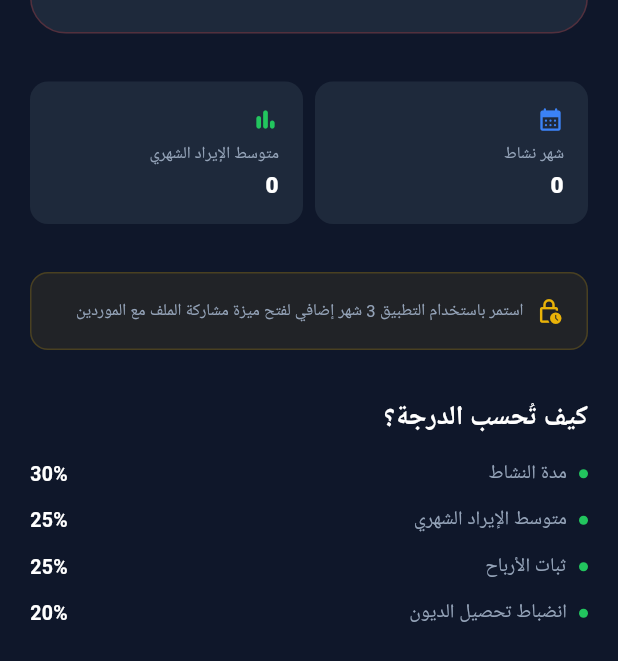
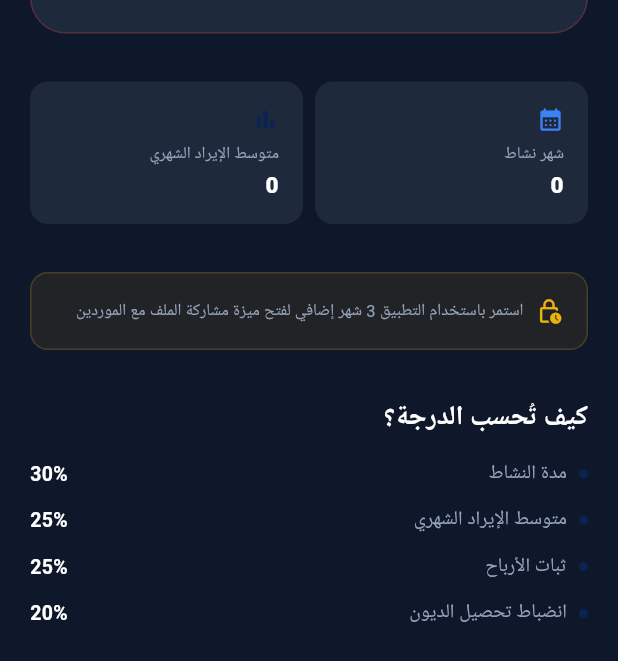
Before and after one commit to usingn50/hisab-app, a Flutter app: the CreditScreen screen opened by its route, on a phone screen of 412 x 824 dp. Shown: the part 460-1121 px from the top of the screen. Run offline on Flutter 3.47's test engine with Material 3 defaults, Android fonts, the light colour scheme and no system bars; our stand-ins replace connectivity_plus, dio, drift, fl_chart, flutter_riverpod, go_router and 1 more; accounts and stored records are empty; generated files the repository leaves out were written again; Roboto replaces fonts that are missing (Cairo).

Commit message:
Fix color logic for Profit/Loss and Credit Score components to stay Green/Red

```diff
--- a/lib/core/constants/app_colors.dart
+++ b/lib/core/constants/app_colors.dart
@@ -4,9 +4,9 @@ class AppColors {
   AppColors._();
 
   // الألوان الأساسية
-  static const Color primary = Color(0xFF22C55E);        // أخضر
-  static const Color primaryDark = Color(0xFF15803D);
-  static const Color primaryLight = Color(0xFF86EFAC);
+  static const Color primary = Color(0xFF0A2351);        // أزرق ملكي
+  static const Color primaryDark = Color(0xFF051126);
+  static const Color primaryLight = Color(0xFF1E3A8A);
 
   // الذهبي للمميزات
   static const Color gold = Color(0xFFEAB308);
--- a/lib/presentation/screens/credit/credit_screen.dart
+++ b/lib/presentation/screens/credit/credit_screen.dart
@@ -215,10 +215,11 @@ class _ScoreGauge extends StatelessWidget {
   const _ScoreGauge({required this.score});
 
   Color get _color {
-    if (score >= 80) return AppColors.success;
-    if (score >= 60) return AppColors.primaryLight;
-    if (score >= 40) return AppColors.gold;
-    return AppColors.danger;
+    if (score >= 80) return const Color(0xFF22C55E); // Green (Excellent)
+    if (score >= 60) return const Color(0xFF84CC16); // Light Green (Good)
+    if (score >= 40) return const Color(0xFFEAB308); // Gold (Fair)
+    if (score >= 20) return const Color(0xFFF97316); // Orange (Poor)
+    return const Color(0xFFEF4444); // Red (Critical)
   }
 
   @override
--- a/lib/presentation/screens/reports/reports_screen.dart
+++ b/lib/presentation/screens/reports/reports_screen.dart
@@ -125,8 +125,8 @@ class _TodaySummary extends StatelessWidget {
           decoration: BoxDecoration(
             gradient: LinearGradient(
               colors: report.isProfitable
-                  ? [AppColors.primaryDark, AppColors.primary]
-                  : [AppColors.danger.withValues(alpha: 0.7), AppColors.danger],
+                  ? [const Color(0xFF15803D), const Color(0xFF22C55E)] // Green gradient
+                  : [const Color(0xFFB91C1C), const Color(0xFFEF4444)], // Red gradient
               begin: Alignment.topRight,
               end: Alignment.bottomLeft,
             ),
@@ -310,7 +310,7 @@ class _WeekChart extends StatelessWidget {
               barRods: [
                 BarChartRodData(
                   toY: r.profit.abs(),
-                  color: r.isProfitable ? AppColors.primary : AppColors.danger,
+                  color: r.isProfitable ? const Color(0xFF22C55E) : const Color(0xFFEF4444),
                   width: 16,
                   borderRadius: BorderRadius.circular(4),
                 ),
```
